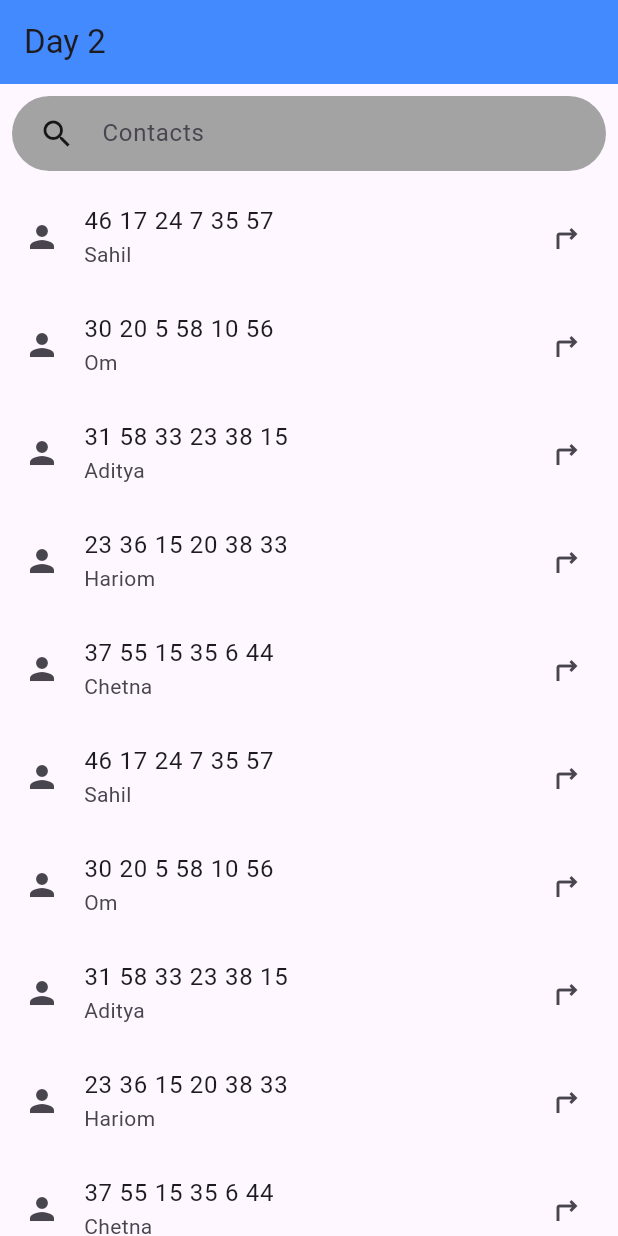
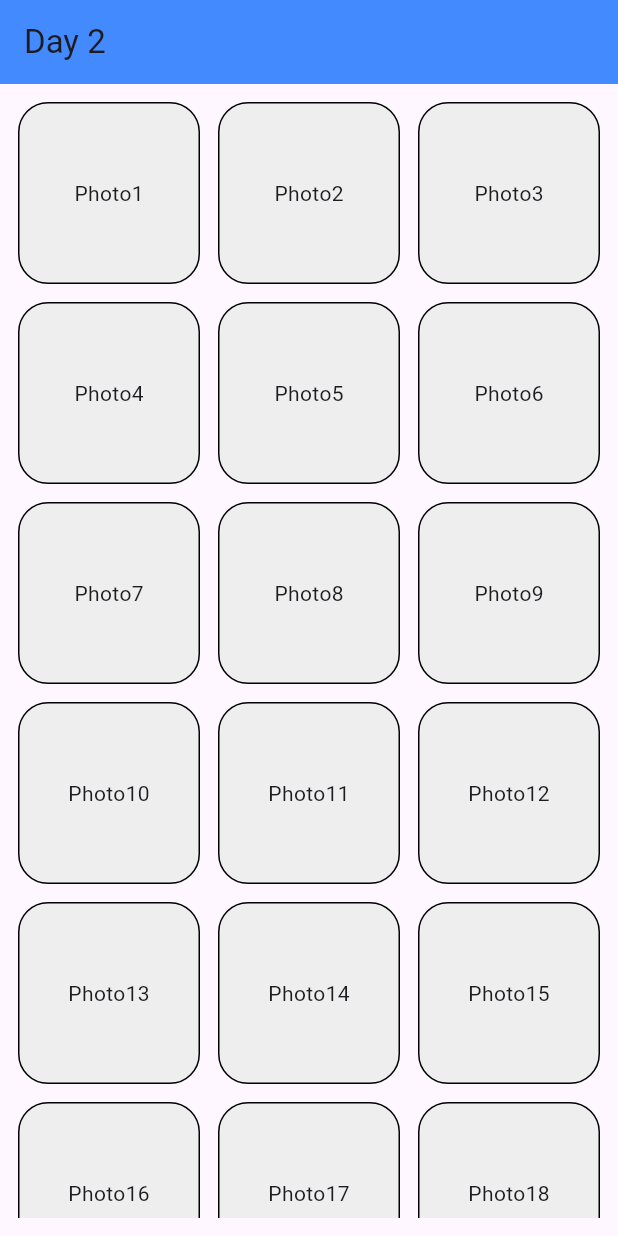
Before and after one commit to sahilubale2510/Flutter_practice, a Flutter app: the screen it shows after launch, on a phone screen of 412 x 824 dp. Run offline on Flutter 3.47's test engine with Material 3 defaults, Android fonts, the phone set to English and light mode, and no system bars.

Commit message:
Day 2 Photo gallery completed

```diff
--- a/lib/pages/day2.dart
+++ b/lib/pages/day2.dart
@@ -60,6 +60,26 @@ class day2_Page extends StatelessWidget {
     'Chetna',
   ];
 
+  final List _pictures = [
+    'Photo1',
+    'Photo2',
+    'Photo3',
+    'Photo4',
+    'Photo5',
+    'Photo6',
+    'Photo7',
+    'Photo8',
+    'Photo9',
+    'Photo10',
+    'Photo11',
+    'Photo12',
+    'Photo13',
+    'Photo14',
+    'Photo15',
+    'Photo16',
+    'Photo17',
+    'Photo18',
+  ];
   @override
   Widget build(BuildContext context) {
     return Scaffold(
@@ -67,50 +87,75 @@ class day2_Page extends StatelessWidget {
       body: Column(
         mainAxisAlignment: MainAxisAlignment.start,
         children: [
-          Padding(
-            padding: const EdgeInsets.all(8.0),
-            child: Container(
-              height: 50,
-              decoration: BoxDecoration(
-                color: const Color.fromARGB(255, 163, 163, 163),
-                borderRadius: BorderRadius.circular(50),
-              ),
-              child: Row(
-                children: [
-                  SizedBox(width: 10),
-                  Padding(
-                    padding: const EdgeInsets.all(8.0),
-                    child: Icon(Icons.search),
-                  ),
-                  SizedBox(width: 10),
-                  Expanded(
-                    child: TextField(
-                      keyboardType: TextInputType.text,
-                      decoration: InputDecoration(
-                        border: InputBorder.none,
-                        hintText: "Enter the number",
-                        labelText: "Contacts",
+          // Padding(
+          //   padding: const EdgeInsets.all(8.0),
+          //   child: Container(
+          //     height: 50,
+          //     decoration: BoxDecoration(
+          //       color: const Color.fromARGB(255, 163, 163, 163),
+          //       borderRadius: BorderRadius.circular(50),
+          //     ),
+          //     child: Row(
+          //       children: [
+          //         SizedBox(width: 10),
+          //         Padding(
+          //           padding: const EdgeInsets.all(8.0),
+          //           child: Icon(Icons.search),
+          //         ),
+          //         SizedBox(width: 10),
+          //         Expanded(
+          //           child: TextField(
+          //             keyboardType: TextInputType.text,
+          //             decoration: InputDecoration(
+          //               border: InputBorder.none,
+          //               hintText: "Enter the number",
+          //               labelText: "Contacts",
+          //             ),
+          //           ),
+          //         ),
+          //       ],
+          //     ),
+          //   ),
+          // ),
+          Expanded(
+            child: Padding(
+              padding: const EdgeInsets.all(12.0),
+              child: GridView.builder(
+                gridDelegate: const SliverGridDelegateWithFixedCrossAxisCount(
+                  crossAxisCount: 3,
+                  crossAxisSpacing: 12,
+                  mainAxisSpacing: 12,
+                ),
+                itemCount: _pictures.length,
+                itemBuilder: (context, index) {
+                  return GridTile(
+                    child: Container(
+                      decoration: BoxDecoration(
+                        color: Colors.grey[200],
+                        borderRadius: BorderRadius.circular(20),
+                        border: Border.all(),
                       ),
+                      child: Center(child: Text(_pictures[index])),
                     ),
-                  ),
-                ],
+                  );
+                },
               ),
             ),
           ),
 
-          Expanded(
-            child: ListView.builder(
-              itemCount: _number.length,
-              itemBuilder: (context, index) {
-                return ListTile(
-                  title: Text(_number[index]),
-                  subtitle: Text(_names[index]),
-                  leading: Icon(Icons.person),
-                  trailing: Icon(Icons.turn_right),
-                );
-              },
-            ),
-          ),
+          // Expanded(
+          //   child: ListView.builder(
+          //     itemCount: _number.length,
+          //     itemBuilder: (context, index) {
+          //       return ListTile(
+          //         title: Text(_number[index]),
+          //         subtitle: Text(_names[index]),
+          //         leading: Icon(Icons.person),
+          //         trailing: Icon(Icons.turn_right),
+          //       );
+          //     },
+          //   ),
+          // ),
         ],
       ),
     );
```
